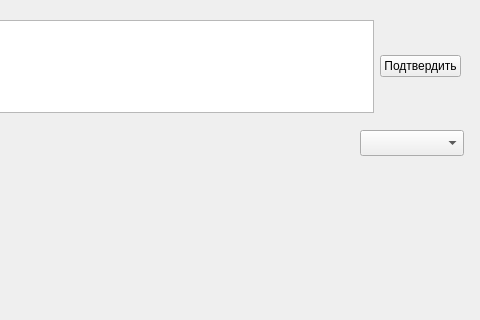
Before: the Qt Designer form interface.ui in Poltava49/map_app, drawn with Qt 5; both pictures show x 320 to 800 and y 0 to 320 of the 800 by 600 pixel window.
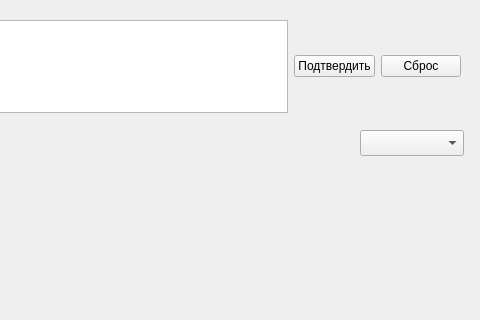
After: the same form once the commit is applied.

```diff
--- a/interface.ui
+++ b/interface.ui
@@ -36,6 +36,13 @@
          </property>
         </widget>
        </item>
+       <item>
+        <widget class="QPushButton" name="pushButton_2">
+         <property name="text">
+          <string>Сброс</string>
+         </property>
+        </widget>
+       </item>
       </layout>
      </item>
     </layout>
```
